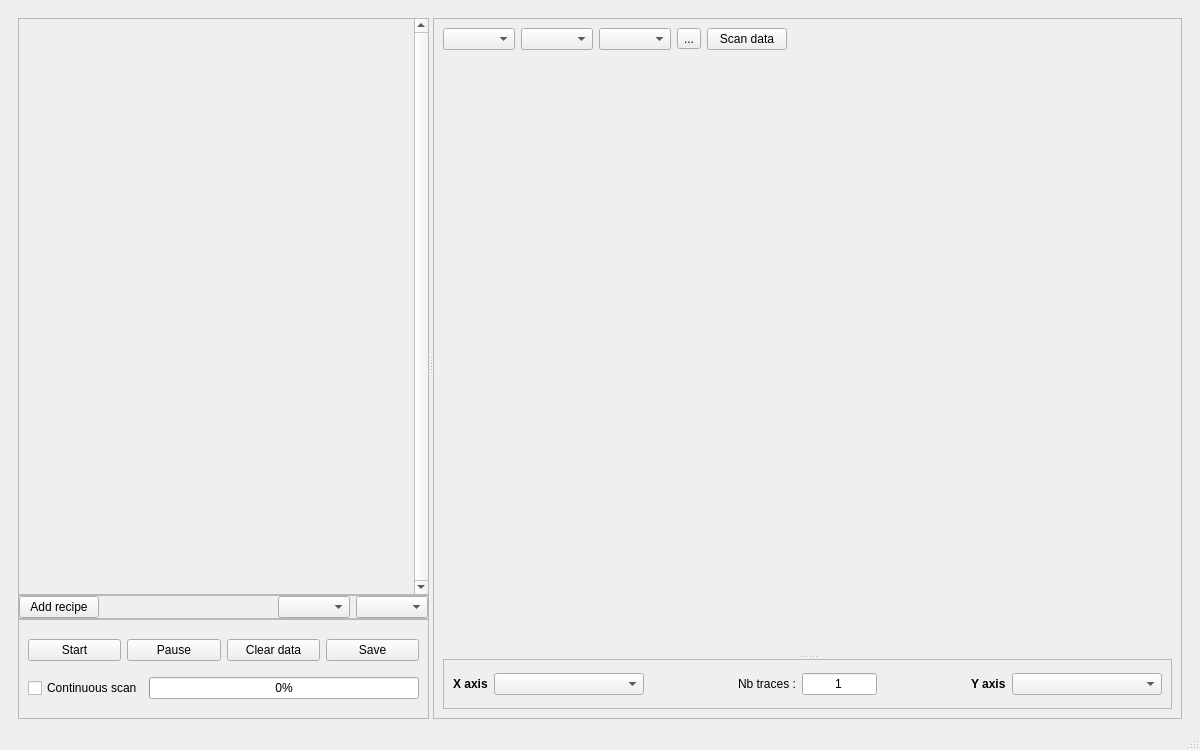
autolab-project/autolab, file autolab/core/gui/scanning/interface.ui: the form before one commit.
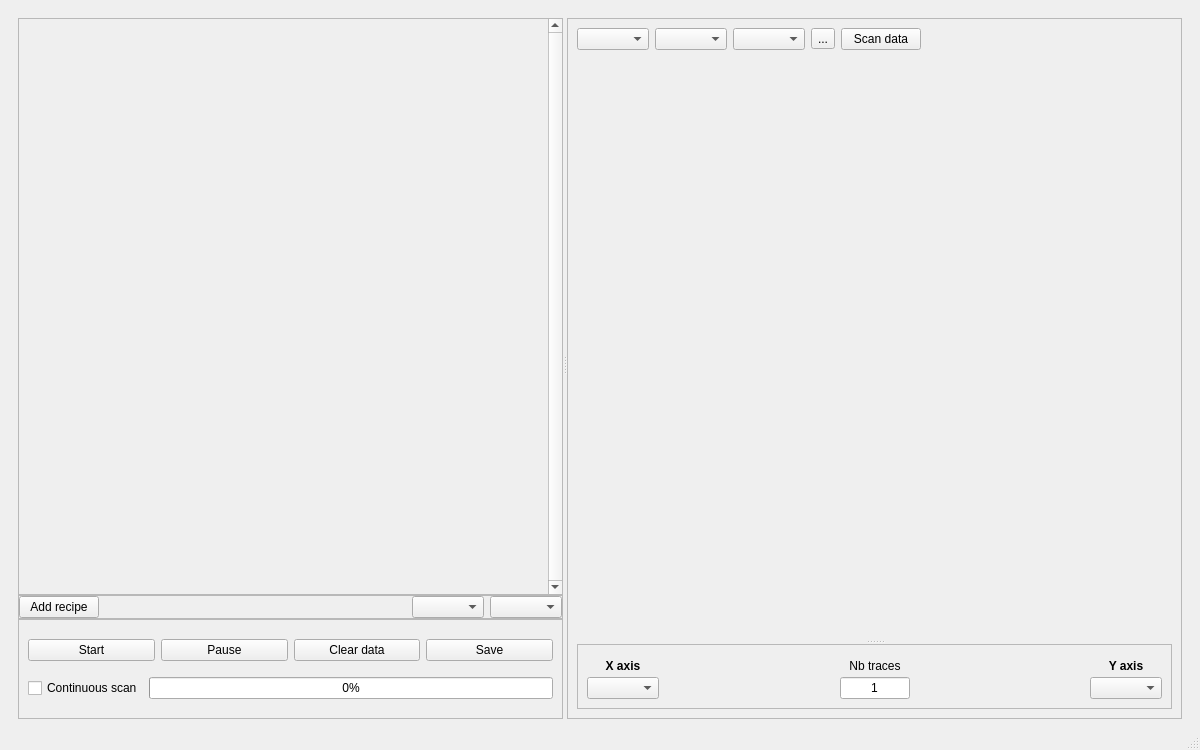
The form after the commit.

The edit to the form file:
```diff
--- a/autolab/core/gui/scanning/interface.ui
+++ b/autolab/core/gui/scanning/interface.ui
@@ -363,13 +363,13 @@
                <property name="minimumSize">
                 <size>
                  <width>0</width>
-                 <height>50</height>
+                 <height>65</height>
                 </size>
                </property>
                <property name="maximumSize">
                 <size>
                  <width>16777215</width>
-                 <height>50</height>
+                 <height>65</height>
                 </size>
                </property>
                <property name="frameShape">
@@ -378,10 +378,14 @@
                <layout class="QVBoxLayout" name="verticalLayout_9">
                 <item>
                  <layout class="QHBoxLayout" name="horizontalLayout_6">
+                  <property name="spacing">
+                   <number>0</number>
+                  </property>
                   <item>
                    <layout class="QVBoxLayout" name="verticalLayout_11">
-                    <item>
-                     <layout class="QHBoxLayout" name="horizontalLayout_7">
+                    <property name="spacing">
+                     <number>0</number>
+                    </property>
                       <item>
                        <widget class="QLabel" name="label_6">
                         <property name="font">
@@ -393,19 +397,17 @@
                         <property name="text">
                          <string>X axis</string>
                         </property>
+                      <property name="alignment">
+                       <set>Qt::AlignCenter</set>
+                      </property>
                        </widget>
                       </item>
                       <item>
                        <widget class="QComboBox" name="variable_x_comboBox">
-                        <property name="minimumSize">
-                         <size>
-                          <width>150</width>
-                          <height>0</height>
-                         </size>
-                        </property>
-                       </widget>
-                      </item>
-                     </layout>
+                      <property name="sizeAdjustPolicy">
+                       <enum>QComboBox::AdjustToContents</enum>
+                      </property>
+                     </widget>
                     </item>
                    </layout>
                   </item>
@@ -424,21 +426,16 @@
                   </item>
                   <item>
                    <layout class="QVBoxLayout" name="verticalLayout_13">
-                    <item>
-                     <layout class="QHBoxLayout" name="horizontalLayout">
+                    <property name="spacing">
+                     <number>0</number>
+                    </property>
                       <item>
                        <widget class="QLabel" name="graph_nbTracesLabel">
-                        <property name="sizePolicy">
-                         <sizepolicy hsizetype="Fixed" vsizetype="Preferred">
-                          <horstretch>0</horstretch>
-                          <verstretch>0</verstretch>
-                         </sizepolicy>
-                        </property>
                         <property name="text">
-                         <string>Nb traces :</string>
+                       <string>Nb traces</string>
                         </property>
                         <property name="alignment">
-                         <set>Qt::AlignLeading|Qt::AlignLeft|Qt::AlignVCenter</set>
+                       <set>Qt::AlignCenter</set>
                         </property>
                        </widget>
                       </item>
@@ -450,15 +447,9 @@
                           <verstretch>0</verstretch>
                          </sizepolicy>
                         </property>
-                        <property name="minimumSize">
-                         <size>
-                          <width>50</width>
-                          <height>0</height>
-                         </size>
-                        </property>
                         <property name="maximumSize">
                          <size>
-                          <width>75</width>
+                        <width>70</width>
                           <height>16777215</height>
                          </size>
                         </property>
@@ -475,8 +466,6 @@
                       </item>
                      </layout>
                     </item>
-                   </layout>
-                  </item>
                   <item>
                    <spacer name="horizontalSpacer_5">
                     <property name="orientation">
@@ -492,8 +481,9 @@
                   </item>
                   <item>
                    <layout class="QVBoxLayout" name="verticalLayout_18">
-                    <item>
-                     <layout class="QHBoxLayout" name="horizontalLayout_10">
+                    <property name="spacing">
+                     <number>0</number>
+                    </property>
                       <item>
                        <widget class="QLabel" name="label_7">
                         <property name="font">
@@ -505,19 +495,17 @@
                         <property name="text">
                          <string>Y axis</string>
                         </property>
+                      <property name="alignment">
+                       <set>Qt::AlignCenter</set>
+                      </property>
                        </widget>
                       </item>
                       <item>
                        <widget class="QComboBox" name="variable_y_comboBox">
-                        <property name="minimumSize">
-                         <size>
-                          <width>150</width>
-                          <height>0</height>
-                         </size>
-                        </property>
-                       </widget>
-                      </item>
-                     </layout>
+                      <property name="sizeAdjustPolicy">
+                       <enum>QComboBox::AdjustToContents</enum>
+                      </property>
+                     </widget>
                     </item>
                    </layout>
                   </item>
```
Lines whose indentation alone changed are shown as unchanged.
